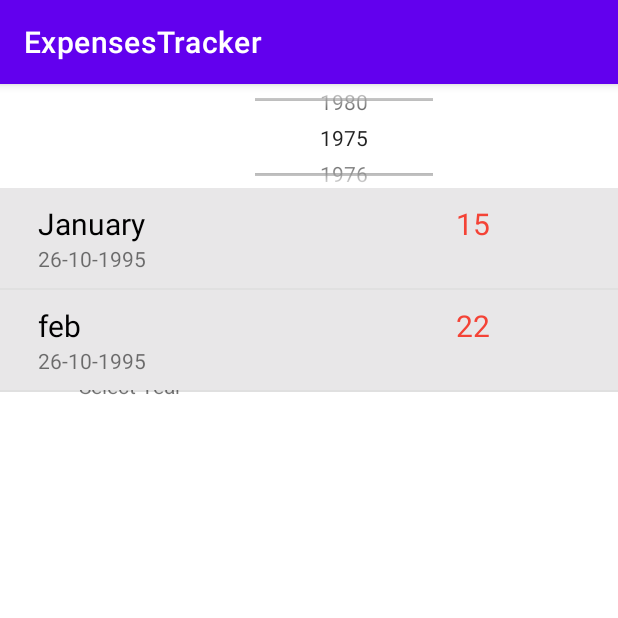
After one commit to akhilvarghese46/expensestracker, an Android app: the monthlyexpensesActivity screen opened directly, with no data from a screen before it, on a phone screen of 412 x 824 dp, the top half of it. The commit adds this screen. Run offline under Robolectric (Android 15) with nearby library versions, the phone set to English and light mode, and no system bars.

Commit message:
added monthly view and adapter

```diff
--- a/app/src/main/AndroidManifest.xml
+++ b/app/src/main/AndroidManifest.xml
@@ -9,6 +9,7 @@
         android:roundIcon="@mipmap/ic_launcher_round"
         android:supportsRtl="true"
         android:theme="@style/Theme.ExpensesTracker">
+        <activity android:name=".monthlyexpensesActivity"></activity>
         <activity
             android:name=".MainActivity"
             android:exported="true">
--- a/app/src/main/java/com/example/expensestracker/DataBaseHelper.kt
+++ b/app/src/main/java/com/example/expensestracker/DataBaseHelper.kt
@@ -7,14 +7,18 @@ import java.security.AccessControlContext
 
 class DataBaseHelper( context: Context) : SQLiteOpenHelper(context,"expensetraker.db",null,1){
     override fun onCreate(db: SQLiteDatabase?) {
-        db?.execSQL("CREATE TABLE monthlyExpenses(_id integer primary key autoincrement,item_name TEXT,amount number,description text,date_added date )")
-        db?.execSQL("CREATE TABLE monthlyIncome(_id integer primary key autoincrement,income_amount number,date_added date )")
-    //db?.execSQL("INSERT INTO monthlyExpenses(item_name,amount,description)values('Tesco','100','banana,tea','')")\
+        db?.execSQL("CREATE TABLE monthlyExpenses(_id integer primary key autoincrement,item_name TEXT,amount number,description text,date_added text )")
+       // db?.execSQL("CREATE TABLE monthlyIncome(_id integer primary key autoincrement,income_amount number,date_added date )")
+        db?.execSQL("INSERT INTO monthlyExpenses(item_name,amount,description,date_added)values('Tesco',100,'banana,tea','25-aug-2021')")
     }
 
     override fun onUpgrade(db: SQLiteDatabase?, p1: Int, p2: Int) {
         db?.execSQL("drop table monthlyExpenses")
-        db?.execSQL("drop table monthlyIncome")
+        //db?.execSQL("drop table monthlyIncome")
+        db?.execSQL("CREATE TABLE monthlyExpenses(_id integer primary key autoincrement,item_name TEXT,amount number,description text,date_added text )")
+        //db?.execSQL("CREATE TABLE monthlyIncome(_id integer primary key autoincrement,income_amount number,date_added date )")
+        db?.execSQL("INSERT INTO monthlyExpenses(item_name,amount,description,date_added)values('DropTesco',100,'banana,tea',25-aug-2021)")
+
     }
 
 }
--- a/app/src/main/java/com/example/expensestracker/MainActivity.kt
+++ b/app/src/main/java/com/example/expensestracker/MainActivity.kt
@@ -2,6 +2,7 @@ package com.example.expensestracker
 
 import android.app.DatePickerDialog
 import android.content.ContentValues
+import android.content.Intent
 import androidx.appcompat.app.AppCompatActivity
 import android.os.Bundle
 import android.view.LayoutInflater
@@ -29,7 +30,7 @@ class MainActivity : AppCompatActivity() {
     override fun onCreate(savedInstanceState: Bundle?) {
         super.onCreate(savedInstanceState)
         setContentView(R.layout.activity_main)
-/*
+
 ///======================
 
         var dbData = DataBaseHelper(applicationContext)
@@ -42,11 +43,13 @@ class MainActivity : AppCompatActivity() {
 
         var cv = ContentValues()
         cv.put("item_name" , "akkk")
-        cv.put("amount" , "550")
+        cv.put("amount" , 550)
         cv.put("description" , "test chumma")
+        cv.put("date_added", "25-Aug-10")
+
         db.insert("monthlyExpenses",null,cv)
         result.requery()
-
+/*
         var ad = AlertDialog.Builder(this)
         ad.setTitle("Add record")
         ad.setMessage("Record inserted successfully.....!")
@@ -70,6 +73,13 @@ class MainActivity : AppCompatActivity() {
         val add_expenses: View = findViewById(R.id.add_expenses)
         val viewAllExpense :View = findViewById(R.id.btn_view_all_expense)
         val viewAllIncome :View = findViewById(R.id.btn_view_all_income)
+
+        //view all expenses shows monthly list
+        viewAllExpense.setOnClickListener {
+            val intent = Intent(this, monthlyexpensesActivity::class.java)
+            startActivity(intent)
+        }
+
 
 
         // add button click event - fab
@@ -140,8 +150,8 @@ class MainActivity : AppCompatActivity() {
                 val itemAmount = expense_DialogView.findViewById(R.id.expense_value) as EditText
                 val itemDate = expense_DialogView.findViewById(R.id.txt_selected_Date) as TextView
                 val itemDiscription = expense_DialogView.findViewById(R.id.expense_discription) as EditText
-                val itemNewDate: LocalDate = LocalDate.parse(itemDate.toString(),  DateTimeFormatter.ofPattern("dd-MM-yyyy"))
-                insert_Expense_Data(itemName.text.toString() ,itemAmount.text.toString().toInt(),itemDiscription.text.toString(),itemNewDate)
+                //val itemNewDate: LocalDate = LocalDate.parse(itemDate.toString(),  DateTimeFormatter.ofPattern("dd-MM-yyyy"))
+                insert_Expense_Data(itemName.text.toString() ,itemAmount.text.toString().toInt(),itemDiscription.text.toString(),itemDate.text.toString())
                 mAlertDialog.dismiss()
             }
 
@@ -178,7 +188,7 @@ class MainActivity : AppCompatActivity() {
         dataBase.insert("monthlyIncome",null,cv)
     }
 
-    private fun insert_Expense_Data(itemName:String, amount:Int, discription:String, addedDate: LocalDate) {
+    private fun insert_Expense_Data(itemName:String, amount:Int, discription:String, addedDate: String) {
         var dbData = DataBaseHelper(applicationContext)
         var dataBase = dbData.readableDatabase
         var cv = ContentValues()
--- /dev/null
+++ b/app/src/main/java/com/example/expensestracker/MonthData.kt
@@ -0,0 +1,6 @@
+package com.example.expensestracker
+
+class MonthData {
+    var month: String = ""
+    var amount: Int = 0
+}
--- /dev/null
+++ b/app/src/main/java/com/example/expensestracker/MonthlyAdaptor.kt
@@ -0,0 +1,25 @@
+package com.example.expensestracker
+
+import android.view.LayoutInflater
+import android.view.View
+import android.view.ViewGroup
+import android.widget.ArrayAdapter
+import android.widget.TextView
+
+class MonthlyAdaptor(private val context: monthlyexpensesActivity, private val arrayList: ArrayList<MonthData>): ArrayAdapter<MonthData>(context,
+    R.layout.activity_monthlyexpenses,arrayList) {
+    override fun getView(position: Int, convertView: View?, parent: ViewGroup): View {
+        val inflater : LayoutInflater = LayoutInflater.from(context)
+        val view : View = inflater.inflate(R.layout.list_view,null)
+
+        val itemname : TextView = view.findViewById(R.id.item_name)
+        val itemamount : TextView = view.findViewById(R.id.item_amount)
+        val addeddate : TextView = view.findViewById(R.id.added_date)
+
+        itemname.text = arrayList[position].month
+        itemamount.text = arrayList[position].amount.toString()
+
+
+        return view
+    }
+}
--- /dev/null
+++ b/app/src/main/java/com/example/expensestracker/monthlyexpensesActivity.kt
@@ -0,0 +1,68 @@
+package com.example.expensestracker
+
+import android.os.Bundle
+import android.widget.ListView
+import android.widget.NumberPicker
+import androidx.appcompat.app.AppCompatActivity
+
+class monthlyexpensesActivity: AppCompatActivity() {
+
+    var _numberpicker: NumberPicker? = null
+    var monthArrList = arrayListOf<MonthData>()
+    lateinit var myAdapter: MonthlyAdaptor
+    lateinit var myListview: ListView
+    var monthList: List<String> = arrayListOf(
+        "January",
+        "February",
+        "March",
+        "April",
+        "May",
+        "June",
+        "July",
+        "August",
+        "September",
+        "October",
+        "November",
+        "December"
+    )
+
+
+
+    override fun onCreate(savedInstanceState: Bundle?) {
+        super.onCreate(savedInstanceState)
+        setContentView(R.layout.activity_monthlyexpenses)
+        myListview = findViewById(R.id.expense_monthview)
+
+
+        _numberpicker = findViewById<NumberPicker>(R.id.expense_yarpicker)
+        _numberpicker?.setMinValue(1975)
+        _numberpicker?.setMaxValue(1980)
+        var obj1: MonthData =
+            MonthData()
+        obj1.month ="January"
+        obj1.amount= 15
+
+        var obj2: MonthData =
+            MonthData()
+        obj2.month ="feb"
+        obj2.amount= 22
+        /*monthArrList[0].month = "January"
+        monthArrList[0].amount = 15
+
+        monthArrList[1].month = "Feb"
+        monthArrList[1].amount = 22*/
+        monthArrList.add(obj1)
+        monthArrList.add(obj2)
+
+        myAdapter = MonthlyAdaptor(this, monthArrList)
+        myListview.adapter = myAdapter
+        _numberpicker?.setOnValueChangedListener(object : NumberPicker.OnValueChangeListener {
+            override fun onValueChange(p0: NumberPicker?, p1: Int, p2: Int) {
+                //_textview?.setText("user has selected: " + p2)
+
+
+            }
+        })
+    }
+
+}
--- a/app/src/main/res/layout/activity_monthlyexpenses.xml
+++ b/app/src/main/res/layout/activity_monthlyexpenses.xml
@@ -1,7 +1,41 @@
 <?xml version="1.0" encoding="utf-8"?>
-<androidx.constraintlayout.widget.ConstraintLayout
+<RelativeLayout
     xmlns:android="http://schemas.android.com/apk/res/android"
+    xmlns:app="http://schemas.android.com/apk/res-auto"
+    xmlns:tools="http://schemas.android.com/tools"
     android:layout_width="match_parent"
     android:layout_height="match_parent">
 
-</androidx.constraintlayout.widget.ConstraintLayout>
+    <TextView
+        android:layout_width="151dp"
+        android:layout_height="53dp"
+        android:layout_alignBottom="@+id/expense_monthview"
+        android:layout_alignParentEnd="true"
+        android:layout_marginEnd="249dp"
+        android:layout_marginBottom="510dp"
+        android:text="Select Year"
+        android:gravity="center"/>
+
+    <NumberPicker
+        android:id="@+id/expense_yarpicker"
+        android:layout_width="118dp"
+        android:layout_height="71dp"
+        android:layout_alignParentStart="true"
+        android:layout_alignParentEnd="true"
+        android:layout_marginStart="170dp"
+        android:layout_marginEnd="123dp" />
+
+    <ListView
+        android:id="@+id/expense_monthview"
+        android:layout_width="match_parent"
+        android:layout_height="504dp"
+        android:layout_alignParentTop="true"
+        android:layout_alignParentBottom="true"
+        android:layout_marginTop="69dp"
+        android:layout_marginEnd="0dp"
+        android:layout_marginBottom="30dp"
+        tools:listitem="@layout/list_view">
+
+    </ListView>
+
+</RelativeLayout>
```
